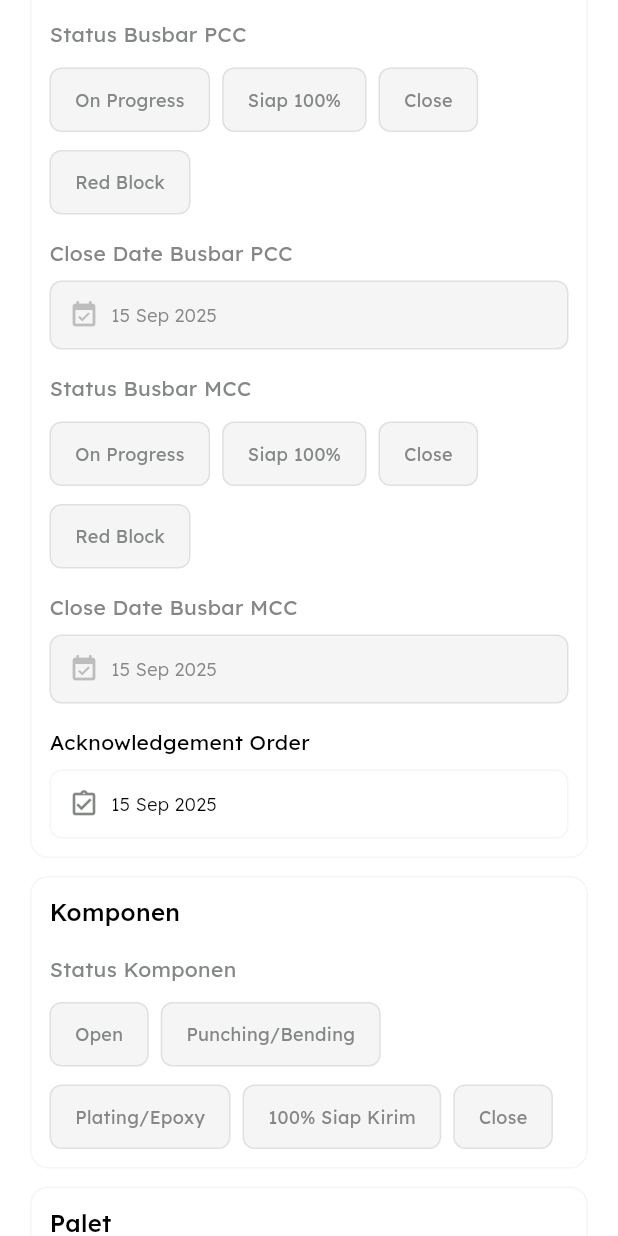
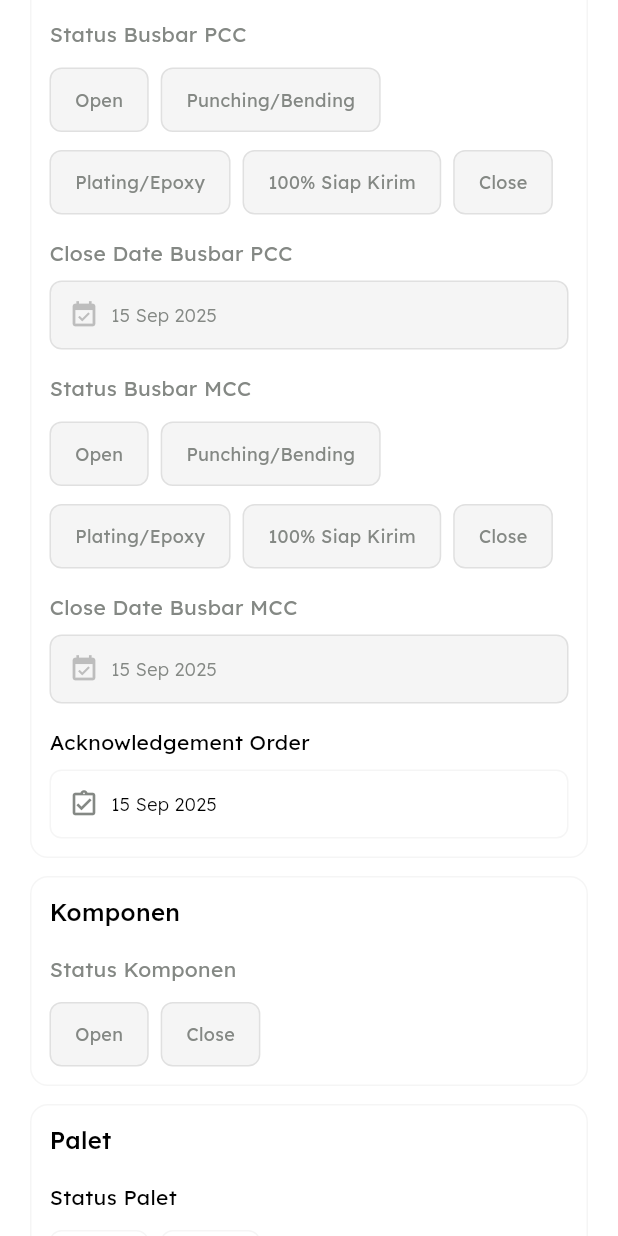
Before and after one commit to secappproject/sec_panel, a Flutter app: the EditPanelBottomSheet screen opened directly with empty values, scrolled down 1152 dp, on a phone screen of 412 x 824 dp. Run offline on Flutter 3.47's test engine with Material 3 defaults, Android fonts, the phone set to English and light mode, and no system bars; our stand-ins replace file_picker, permission_handler, photo_view, share_plus, shared_preferences, shimmer; missing offline and left inert: excel, file_saver, rich_text_controller; accounts and stored records are empty; network calls fail.

Commit message:
status busbar

```diff
--- a/lib/components/panel/card/panel_progress_card.dart
+++ b/lib/components/panel/card/panel_progress_card.dart
@@ -182,16 +182,16 @@ class PanelProgressCard extends StatelessWidget {
     return 'assets/images/progress-bolt-blue.png';
   }
 
+  // String _getBusbarStatusImage(String status) {
+  //   final lower = status.toLowerCase();
+  //   if (lower.contains('on progress')) return 'assets/images/new-yellow.png';
+  //   if (lower.contains('close')) return 'assets/images/done-green.png';
+  //   if (lower.contains('siap 100%')) return 'assets/images/done-blue.png';
+  //   if (lower.contains('red block')) return 'assets/images/on-block-red.png';
+  //   return 'assets/images/no-status-gray.png';
+  // }
+
   String _getBusbarStatusImage(String status) {
-    final lower = status.toLowerCase();
-    if (lower.contains('on progress')) return 'assets/images/new-yellow.png';
-    if (lower.contains('close')) return 'assets/images/done-green.png';
-    if (lower.contains('siap 100%')) return 'assets/images/done-blue.png';
-    if (lower.contains('red block')) return 'assets/images/on-block-red.png';
-    return 'assets/images/no-status-gray.png';
-  }
-
-  String _getComponentStatusImage(String status) {
     final lower = status.toLowerCase();
     if (lower.contains('open')) return 'assets/images/no-status-gray.png';
     if (lower.contains('done') || lower.contains('close')) {
@@ -206,6 +206,10 @@ class PanelProgressCard extends StatelessWidget {
     return 'assets/images/no-status-gray.png';
   }
 
+  String _getComponentStatusImage(String status) =>
+      status.toLowerCase().contains('close')
+      ? 'assets/images/done-green.png'
+      : 'assets/images/no-status-gray.png';
   String _getPaletStatusImage(String status) =>
       status.toLowerCase().contains('close')
       ? 'assets/images/done-green.png'
--- a/lib/components/panel/edit/edit_panel_bottom_sheet.dart
+++ b/lib/components/panel/edit/edit_panel_bottom_sheet.dart
@@ -80,19 +80,20 @@ class _EditPanelBottomSheetState extends State<EditPanelBottomSheet> {
   // ▼▼▼ [BARU] State untuk tanggal close busbar ▼▼▼
   DateTime? _closeDateBusbar;
 
+  // final List<String> busbarStatusOptions = [
+  //   "On Progress",
+  //   "Siap 100%",
+  //   "Close",
+  //   "Red Block",
+  // ];
   final List<String> busbarStatusOptions = [
-    "On Progress",
-    "Siap 100%",
-    "Close",
-    "Red Block",
-  ];
-  final List<String> componentStatusOptions = [
     "Open",
     "Punching/Bending",
     "Plating/Epoxy",
     "100% Siap Kirim",
     "Close",
   ];
+  final List<String> componentStatusOptions = ["Open", "Close"];
   final List<String> paletCorepartStatusOptions = ["Open", "Close"];
 
   @override
--- a/lib/components/panel/edit/edit_status_bottom_sheet.dart
+++ b/lib/components/panel/edit/edit_status_bottom_sheet.dart
@@ -156,21 +156,31 @@ class _EditStatusBottomSheetState extends State<EditStatusBottomSheet> {
     }
   }
 
-  String _getBusbarStatusImage(String status) {
+  // String _getBusbarStatusImage(String status) {
+  //   final lower = status.toLowerCase();
+  //   if (lower == '' || lower.contains('on progress')) {
+  //     return 'assets/images/new-yellow.png';
+  //   } else if (lower.contains('close')) {
+  //     return 'assets/images/done-green.png';
+  //   } else if (lower.contains('siap 100%')) {
+  //     return 'assets/images/done-blue.png';
+  //   } else if (lower.contains('red block')) {
+  //     return 'assets/images/on-block-red.png';
+  //   }
+  //   return 'assets/images/no-status-gray.png';
+  // }
+
+  String _getComponentStatusImage(String status) {
     final lower = status.toLowerCase();
-    if (lower == '' || lower.contains('on progress')) {
-      return 'assets/images/new-yellow.png';
-    } else if (lower.contains('close')) {
+    if (lower == '' || lower.contains('open')) {
+      return 'assets/images/no-status-gray.png';
+    } else if (lower.contains('done') || lower.contains('close')) {
       return 'assets/images/done-green.png';
-    } else if (lower.contains('siap 100%')) {
-      return 'assets/images/done-blue.png';
-    } else if (lower.contains('red block')) {
-      return 'assets/images/on-block-red.png';
     }
     return 'assets/images/no-status-gray.png';
   }
 
-  String _getComponentStatusImage(String status) {
+  String _getBusbarStatusImage(String status) {
     final lower = status.toLowerCase();
     if (lower == '' || lower.contains('open')) {
       return 'assets/images/no-status-gray.png';
```
